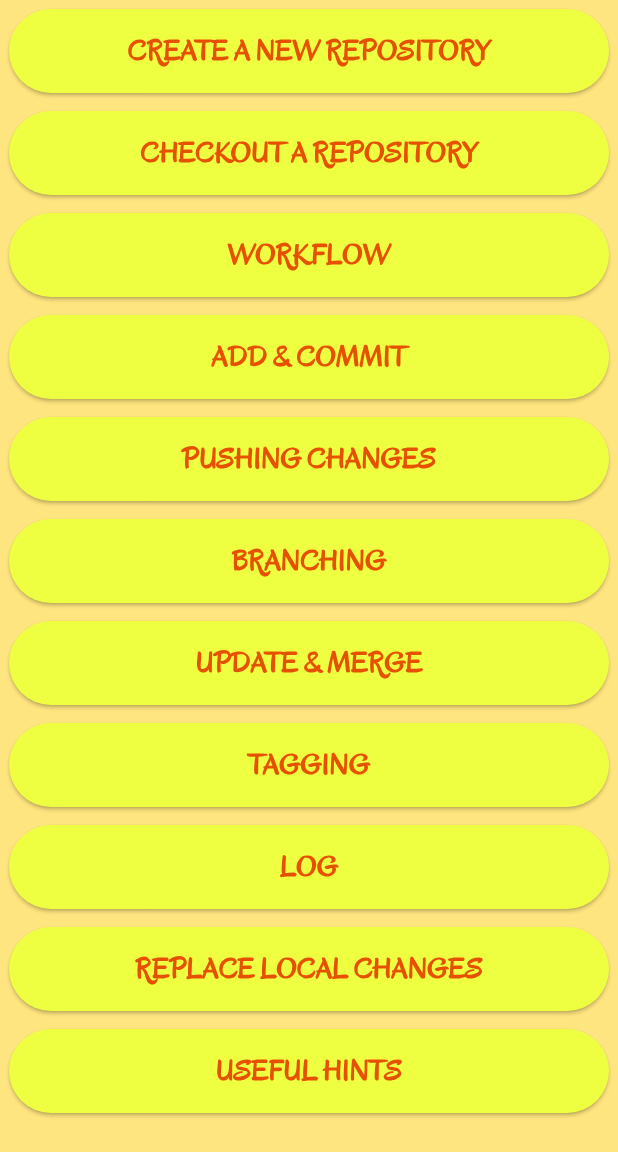
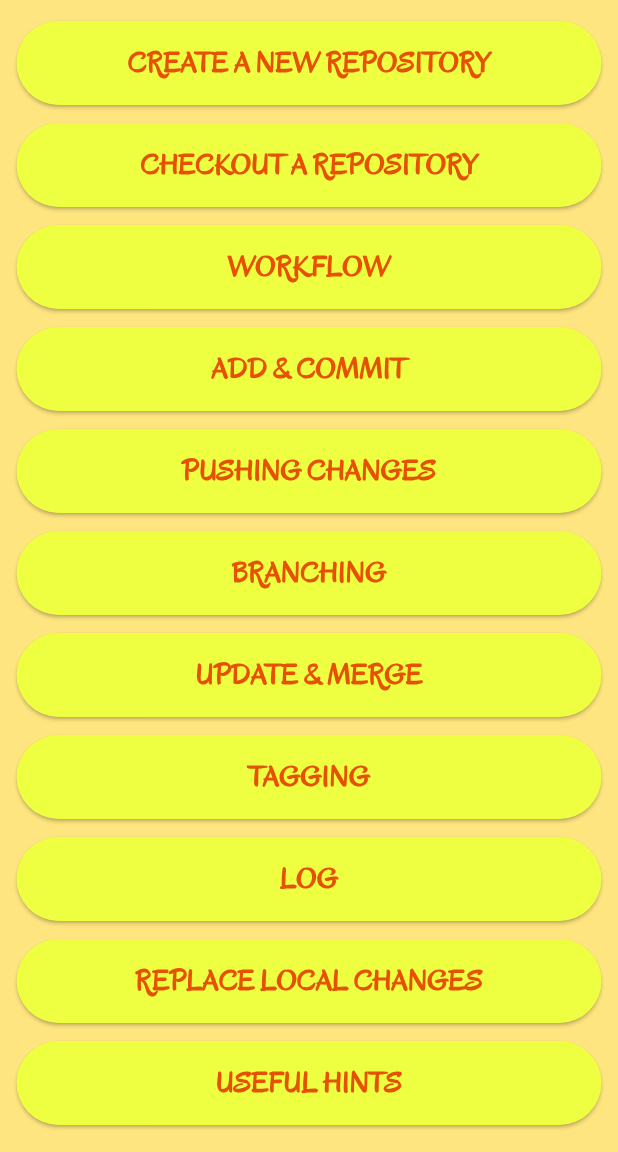
Before and after one commit to vikumR/git-learn-app, a Flutter app: the screen it shows after launch, on a phone screen of 412 x 824 dp, the part 84-1236 px from its top. Run offline on Flutter 3.47's test engine with Material 2 defaults, Android fonts, the phone set to English and light mode, and no system bars; our stand-ins replace flutter_spinkit, fluttertoast, shimmer, smooth_star_rating, sqflite; accounts and stored records are empty.

Commit message:
Corrections - 01
Signed-off-by: vikumR <vikumravishanka@gmail.com>

```diff
--- a/lib/pages/toc.dart
+++ b/lib/pages/toc.dart
@@ -13,7 +13,6 @@ class _TocState extends State<Toc> {
   //navigate to content page with data retrieved for the respective id from database
   void navigateToContent(index) {
     Texts instance = allTexts[index];
-    // print(instance);
     Navigator.pushNamed(context, '/content', arguments: {
       'id': instance.id,
       'header': instance.header,
@@ -74,7 +73,9 @@ class _TocState extends State<Toc> {
           ),
         ],
       ),
-      body: ListView.builder(
+      body: Padding(
+        padding: const EdgeInsets.fromLTRB(5.0, 8.0, 5.0, 5.0),
+        child: ListView.builder(
           itemCount: allTexts.length,
           itemBuilder: (context, index) {
             return Padding(
@@ -103,6 +104,7 @@ class _TocState extends State<Toc> {
             );
           },
         ),
+      ),
     );
   }
 }
```
Also changed, not shown: lib/dbhelper/database_helper.dart (+6 -12 lines). Lines whose indentation alone changed are shown as unchanged.
